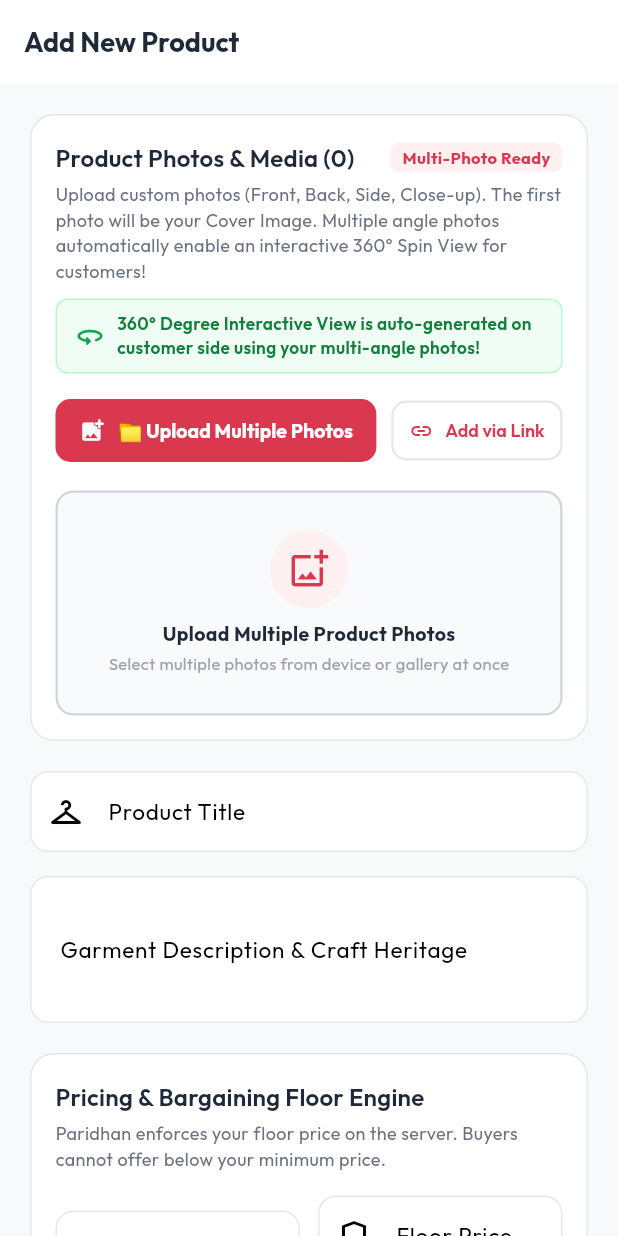
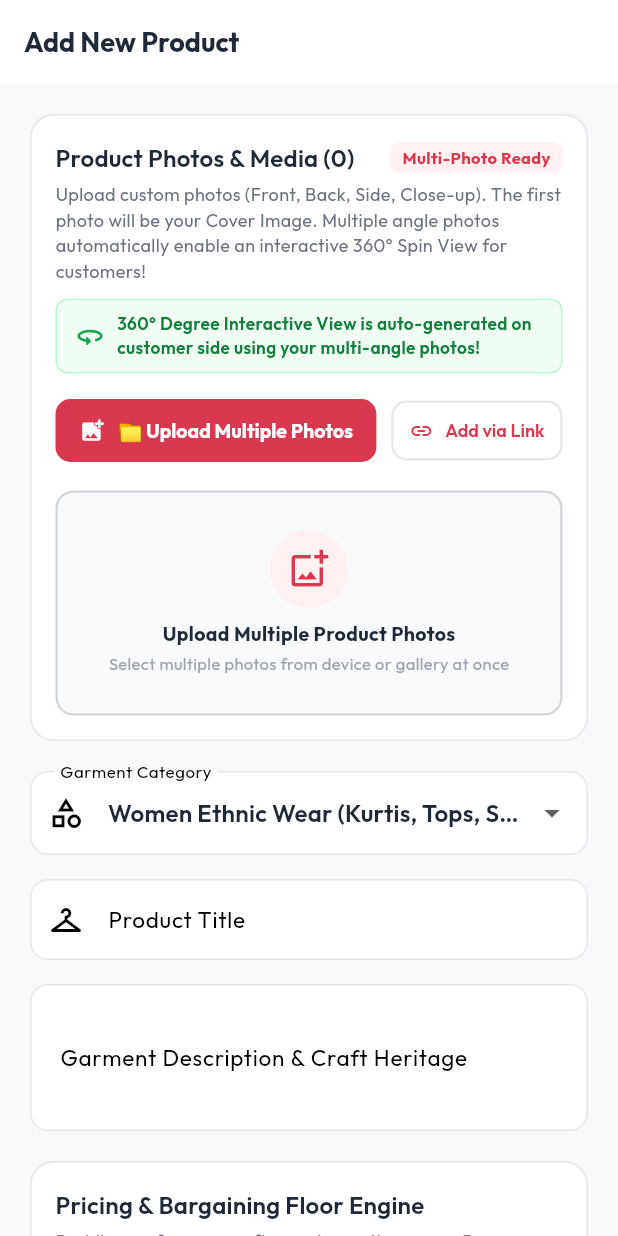
Before and after one commit to tayadeshrutika7-rgb/real_paridhan, a Flutter app: the AddProductScreen screen opened by its route, on a phone screen of 412 x 824 dp. Run offline on Flutter 3.47's test engine with Material 3 defaults, Android fonts, the phone set to English and light mode, and no system bars; our stand-ins replace flutter_riverpod, go_router, google_fonts, image_picker, shared_preferences, supabase_flutter; missing offline and left inert: dart:html; accounts and stored records are empty; network calls fail.

Commit message:
fix: resolve product publishing in seller studio and add category dropdown

```diff
--- a/apps/mobile/lib/features/seller/presentation/add_product_screen.dart
+++ b/apps/mobile/lib/features/seller/presentation/add_product_screen.dart
@@ -42,9 +42,19 @@ class _AddProductScreenState extends ConsumerState<AddProductScreen> {
     ),
   ];
 
+  String _selectedCategoryId = 'a0000001-0000-0000-0000-000000000001'; // Women Ethnic Wear
+
   String? _compressionStatus;
   bool _isDeviceUploading = false;
   String? _deviceUploadMessage;
+
+  static const List<Map<String, String>> _garmentCategories = [
+    {'id': 'a0000001-0000-0000-0000-000000000001', 'name': 'Women Ethnic Wear (Kurtis, Tops, Suits)'},
+    {'id': 'a0000001-0000-0000-0000-000000000003', 'name': 'Sarees & Lehengas (Festive & Bridal)'},
+    {'id': 'a0000001-0000-0000-0000-000000000002', 'name': 'Men Kurtas & Apparel (Sherwanis, Sets)'},
+    {'id': 'a0000001-0000-0000-0000-000000000004', 'name': 'Kids Traditional & Festive'},
+    {'id': 'a0000001-0000-0000-0000-000000000005', 'name': 'Jaipuri Footwear & Juttis'},
+  ];
 
   // Preset boutique image choices for quick selection
   static const List<Map<String, String>> _sampleBoutiqueImages = [
@@ -606,7 +616,7 @@ class _AddProductScreenState extends ConsumerState<AddProductScreen> {
     final success = await ref.read(sellerProvider.notifier).createOrUpdateProduct(
       title: _titleController.text.trim(),
       description: _descriptionController.text.trim(),
-      categoryId: 'b0000001-0000-0000-0000-000000000001', // Kurtas & Kurtis
+      categoryId: _selectedCategoryId,
       basePrice: basePrice,
       minBargainPrice: minPrice,
       bargainEnabled: _bargainEnabled,
@@ -616,11 +626,20 @@ class _AddProductScreenState extends ConsumerState<AddProductScreen> {
     if (success && mounted) {
       ScaffoldMessenger.of(context).showSnackBar(
         const SnackBar(
-          content: Text('Product and all images published successfully to Supabase DB!'),
+          content: Text('Product and all images published successfully to your catalog!'),
           backgroundColor: AppTheme.successColor,
         ),
       );
       context.pop();
+    } else if (mounted) {
+      final err = ref.read(sellerProvider).errorMessage ?? 'Failed to publish product.';
+      ScaffoldMessenger.of(context).showSnackBar(
+        SnackBar(
+          content: Text(err),
+          backgroundColor: AppTheme.errorColor,
+          duration: const Duration(seconds: 4),
+        ),
+      );
     }
   }
 
@@ -646,6 +665,31 @@ class _AddProductScreenState extends ConsumerState<AddProductScreen> {
                     // Product Photos & Multi-Upload Section
                     _buildMultipleImageUploadSection(),
                     const SizedBox(height: 20),
+
+                    // Garment Category Selector
+                    DropdownButtonFormField<String>(
+                      initialValue: _selectedCategoryId,
+                      isExpanded: true,
+                      decoration: const InputDecoration(
+                        labelText: 'Garment Category',
+                        prefixIcon: Icon(Icons.category_outlined),
+                      ),
+                      items: _garmentCategories.map((c) {
+                        return DropdownMenuItem<String>(
+                          value: c['id'],
+                          child: Text(
+                            c['name']!,
+                            overflow: TextOverflow.ellipsis,
+                          ),
+                        );
+                      }).toList(),
+                      onChanged: (val) {
+                        if (val != null) {
+                          setState(() => _selectedCategoryId = val);
+                        }
+                      },
+                    ),
+                    const SizedBox(height: 16),
 
                     // Title & Description
                     TextFormField(
```
Also changed, not shown: apps/mobile/lib/features/seller/data/seller_repository.dart (+54 -7 lines), apps/mobile/lib/features/seller/domain/product_model.dart (+14 -0 lines), apps/mobile/lib/features/seller/presentation/seller_controller.dart (+26 -8 lines).
